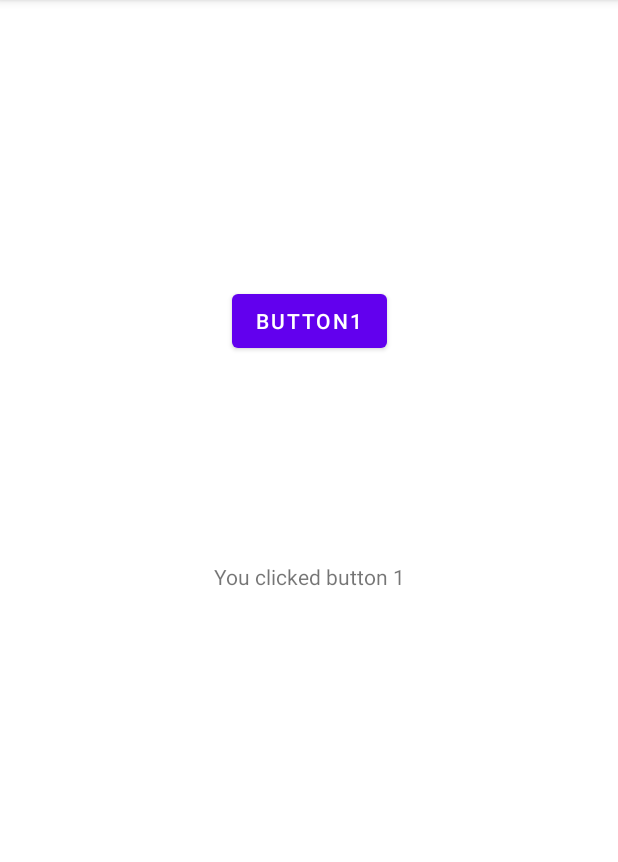
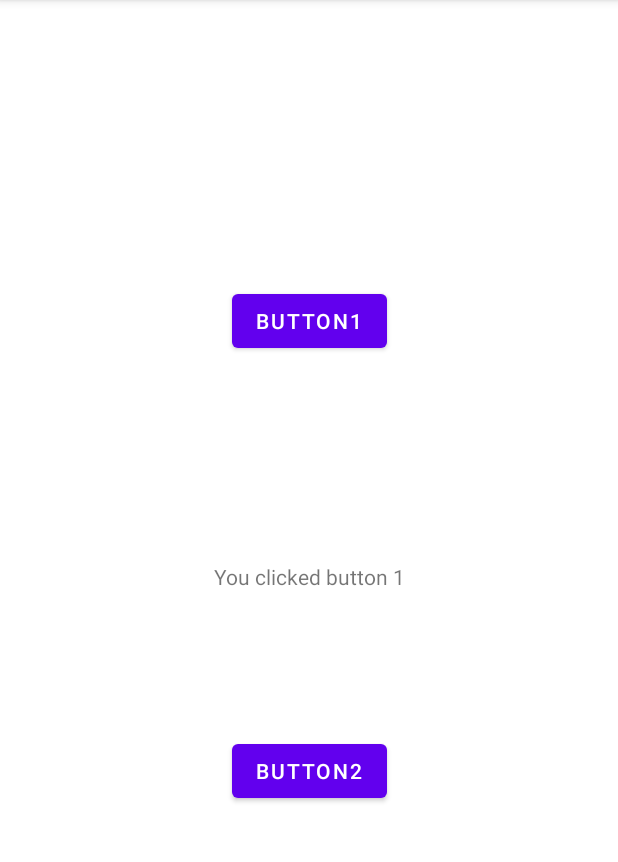
Before and after one commit to CHOI-MIN-JIN/AnonymousClass, an Android app: the screen it shows after launch (MainActivity), after a tap on "BUTTON1", on a phone screen of 412 x 824 dp, the part 84-946 px from its top. Run offline under Robolectric (Android 15) with nearby library versions, the phone set to English and light mode, and no system bars.

Commit message:
Anonymous class for multiple buttons

```diff
--- a/app/src/main/java/com/smpexample/anonymousclass/MainActivity.java
+++ b/app/src/main/java/com/smpexample/anonymousclass/MainActivity.java
@@ -7,8 +7,8 @@ import android.view.View;
 import android.widget.Button;
 import android.widget.TextView;
 
-public class MainActivity extends AppCompatActivity {
-    Button mButton1;
+public class MainActivity extends AppCompatActivity implements View.OnClickListener {
+    Button mButton1, mButton2;
     TextView mTextView1;
     @Override
     protected void onCreate(Bundle savedInstanceState) {
@@ -16,14 +16,24 @@ public class MainActivity extends AppCompatActivity {
         setContentView(R.layout.activity_main);
 
         mButton1 = findViewById(R.id.button1);
+        mButton2 = findViewById(R.id.button2);
         mTextView1 = findViewById(R.id.textView1);
 
-        mButton1.setOnClickListener(new View.OnClickListener(){
+        mButton1.setOnClickListener(this);
+        mButton2.setOnClickListener(this);
+    }
 
-            @Override
-            public void onClick(View v) {
+    @Override
+    public void onClick(View v) {
+        switch (v.getId()) {
+            case R.id.button1:
                 mTextView1.setText("You clicked button 1");
-            }
-        });
+                break;
+            case R.id.button2:
+                mTextView1.setText("You clicked button 2");
+                break;
+            default:
+                break;
+        }
     }
 }
--- a/app/src/main/res/layout/activity_main.xml
+++ b/app/src/main/res/layout/activity_main.xml
@@ -26,4 +26,14 @@
         app:layout_constraintStart_toStartOf="parent"
         app:layout_constraintTop_toTopOf="parent" />
 
+    <Button
+        android:id="@+id/button2"
+        android:layout_width="wrap_content"
+        android:layout_height="wrap_content"
+        android:layout_marginTop="96dp"
+        android:text="Button2"
+        app:layout_constraintEnd_toEndOf="parent"
+        app:layout_constraintStart_toStartOf="parent"
+        app:layout_constraintTop_toBottomOf="@+id/textView1" />
+
 </androidx.constraintlayout.widget.ConstraintLayout>
```
